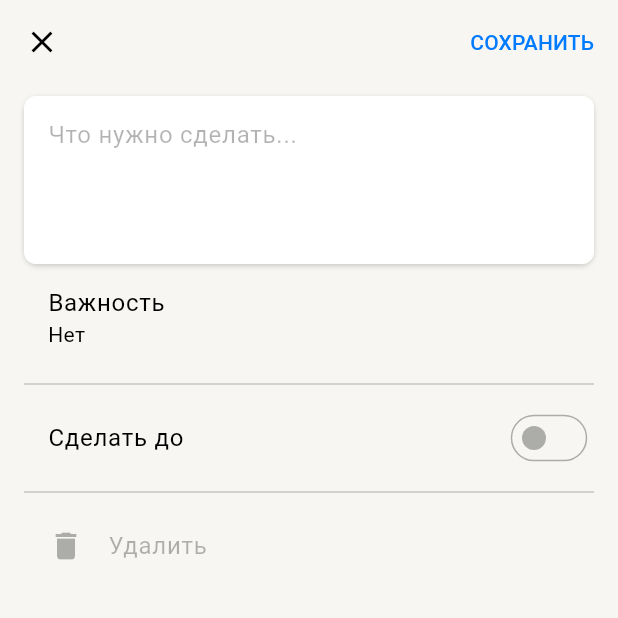
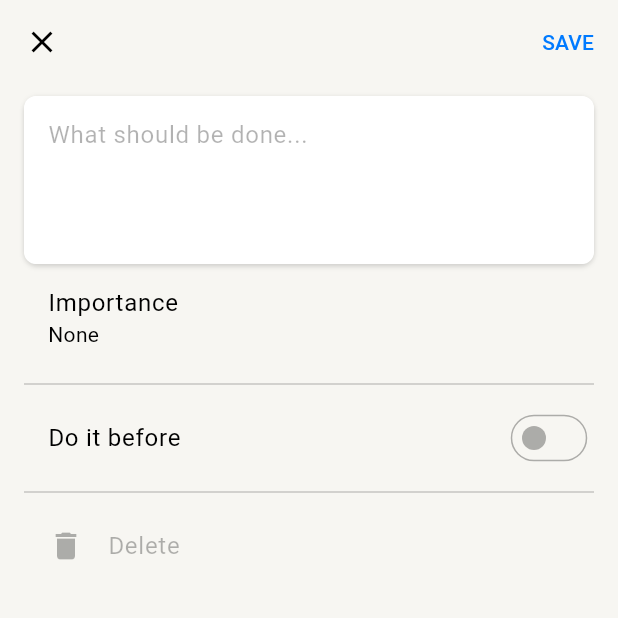
Before and after one commit to Strafe0/school_todo_list, a Flutter app: the screen it shows after launch, after a tap on the "add" icon, on a phone screen of 412 x 824 dp, the top half of it. Run offline on Flutter 3.47's test engine with Material 3 defaults, Android fonts, the light colour scheme and no system bars; our stand-ins replace dio, logger, retrofit, sqflite; accounts and stored records are empty; generated files the repository leaves out were written again; network calls fail.

Commit message:
Added localization

````diff
--- /dev/null
+++ b/l10n.yaml
@@ -0,0 +1,6 @@
+arb-dir: lib/l10n
+template-arb-file: app_ru.arb
+output-localization-file: app_localizations.dart
+nullable-getter: false
+synthetic-package: false
+preferred-supported-locales: [ru]
--- a/lib/domain/entity/importance.dart
+++ b/lib/domain/entity/importance.dart
@@ -1,9 +1,16 @@
+import 'package:flutter/material.dart';
+import 'package:school_todo_list/l10n/l10n_extension.dart';
+
 enum Importance {
-  none("Нет"),
-  low("Низкая"),
-  high("Высокая");
+  none,
+  low,
+  high;
 
-  final String name;
-
-  const Importance(this.name);
+  String getImportanceText(BuildContext context) {
+    return switch (this) {
+      Importance.high => context.loc.importanceHigh,
+      Importance.low => context.loc.importanceLow,
+      _ => context.loc.importanceNone,
+    };
+  }
 }
--- /dev/null
+++ b/lib/l10n/app_en.arb
@@ -0,0 +1,31 @@
+{
+    "@@locale": "en",
+    "myTasks": "My tasks",
+    "loading": "Loading",
+    "completed": "Completed - {count}",
+    "@comleted": {
+        "placeholders": {
+            "count": {
+                "type": "int",
+                "example": "5"
+            }
+        }
+    },
+    "newTask": "New",
+    "no": "No",
+    "save": "Save",
+    "buttonCancel": "Cancel",
+    "taskLabelText": "What should be done...",
+    "buttonDelete": "Delete",
+    "importance": "Importance",
+    "importanceLow": "Low",
+    "importanceHigh": "High",
+    "importanceNone": "None",
+    "errorSavingTask": "Failed to save task",
+    "titleDeadline": "Do it before",
+    "errorDeletingTask": "Failed to delete task",
+    "questionDeleteTask": "Delete task?",
+    "warningDeletionIsIrreversible": "Once deleted, the task cannot be restored.",
+    "errorCreationTask": "Failed to create task",
+    "errorUpdatingTask": "Failed to update task"
+}
--- /dev/null
+++ b/lib/l10n/app_localizations.dart
@@ -0,0 +1,247 @@
+import 'dart:async';
+
+import 'package:flutter/foundation.dart';
+import 'package:flutter/widgets.dart';
+import 'package:flutter_localizations/flutter_localizations.dart';
+import 'package:intl/intl.dart' as intl;
+
+import 'app_localizations_en.dart';
+import 'app_localizations_ru.dart';
+
+/// Callers can lookup localized strings with an instance of AppLocalizations
+/// returned by `AppLocalizations.of(context)`.
+///
+/// Applications need to include `AppLocalizations.delegate()` in their app's
+/// `localizationDelegates` list, and the locales they support in the app's
+/// `supportedLocales` list. For example:
+///
+/// ```dart
+/// import 'l10n/app_localizations.dart';
+///
+/// return MaterialApp(
+///   localizationsDelegates: AppLocalizations.localizationsDelegates,
+///   supportedLocales: AppLocalizations.supportedLocales,
+///   home: MyApplicationHome(),
+/// );
+/// ```
+///
+/// ## Update pubspec.yaml
+///
+/// Please make sure to update your pubspec.yaml to include the following
+/// packages:
+///
+/// ```yaml
+/// dependencies:
+///   # Internationalization support.
+///   flutter_localizations:
+///     sdk: flutter
+///   intl: any # Use the pinned version from flutter_localizations
+///
+///   # Rest of dependencies
+/// ```
+///
+/// ## iOS Applications
+///
+/// iOS applications define key application metadata, including supported
+/// locales, in an Info.plist file that is built into the application bundle.
+/// To configure the locales supported by your app, you’ll need to edit this
+/// file.
+///
+/// First, open your project’s ios/Runner.xcworkspace Xcode workspace file.
+/// Then, in the Project Navigator, open the Info.plist file under the Runner
+/// project’s Runner folder.
+///
+/// Next, select the Information Property List item, select Add Item from the
+/// Editor menu, then select Localizations from the pop-up menu.
+///
+/// Select and expand the newly-created Localizations item then, for each
+/// locale your application supports, add a new item and select the locale
+/// you wish to add from the pop-up menu in the Value field. This list should
+/// be consistent with the languages listed in the AppLocalizations.supportedLocales
+/// property.
+abstract class AppLocalizations {
+  AppLocalizations(String locale) : localeName = intl.Intl.canonicalizedLocale(locale.toString());
+
+  final String localeName;
+
+  static AppLocalizations of(BuildContext context) {
+    return Localizations.of<AppLocalizations>(context, AppLocalizations)!;
+  }
+
+  static const LocalizationsDelegate<AppLocalizations> delegate = _AppLocalizationsDelegate();
+
+  /// A list of this localizations delegate along with the default localizations
+  /// delegates.
+  ///
+  /// Returns a list of localizations delegates containing this delegate along with
+  /// GlobalMaterialLocalizations.delegate, GlobalCupertinoLocalizations.delegate,
+  /// and GlobalWidgetsLocalizations.delegate.
+  ///
+  /// Additional delegates can be added by appending to this list in
+  /// MaterialApp. This list does not have to be used at all if a custom list
+  /// of delegates is preferred or required.
+  static const List<LocalizationsDelegate<dynamic>> localizationsDelegates = <LocalizationsDelegate<dynamic>>[
+    delegate,
+    GlobalMaterialLocalizations.delegate,
+    GlobalCupertinoLocalizations.delegate,
+    GlobalWidgetsLocalizations.delegate,
+  ];
+
+  /// A list of this localizations delegate's supported locales.
+  static const List<Locale> supportedLocales = <Locale>[
+    Locale('ru'),
+    Locale('en')
+  ];
+
+  /// No description provided for @myTasks.
+  ///
+  /// In ru, this message translates to:
+  /// **'Мои дела'**
+  String get myTasks;
+
+  /// No description provided for @loading.
+  ///
+  /// In ru, this message translates to:
+  /// **'Загрузка'**
+  String get loading;
+
+  /// No description provided for @completed.
+  ///
+  /// In ru, this message translates to:
+  /// **'Выполнено - {count}'**
+  String completed(Object count);
+
+  /// No description provided for @newTask.
+  ///
+  /// In ru, this message translates to:
+  /// **'Новое'**
+  String get newTask;
+
+  /// No description provided for @no.
+  ///
+  /// In ru, this message translates to:
+  /// **'Нет'**
+  String get no;
+
+  /// No description provided for @save.
+  ///
+  /// In ru, this message translates to:
+  /// **'Сохранить'**
+  String get save;
+
+  /// No description provided for @buttonCancel.
+  ///
+  /// In ru, this message translates to:
+  /// **'Отмена'**
+  String get buttonCancel;
+
+  /// No description provided for @taskLabelText.
+  ///
+  /// In ru, this message translates to:
+  /// **'Что нужно сделать...'**
+  String get taskLabelText;
+
+  /// No description provided for @buttonDelete.
+  ///
+  /// In ru, this message translates to:
+  /// **'Удалить'**
+  String get buttonDelete;
+
+  /// No description provided for @importance.
+  ///
+  /// In ru, this message translates to:
+  /// **'Важность'**
+  String get importance;
+
+  /// No description provided for @importanceLow.
+  ///
+  /// In ru, this message translates to:
+  /// **'Низкая'**
+  String get importanceLow;
+
+  /// No description provided for @importanceHigh.
+  ///
+  /// In ru, this message translates to:
+  /// **'Высокая'**
+  String get importanceHigh;
+
+  /// No description provided for @importanceNone.
+  ///
+  /// In ru, this message translates to:
+  /// **'Нет'**
+  String get importanceNone;
+
+  /// No description provided for @errorSavingTask.
+  ///
+  /// In ru, this message translates to:
+  /// **'Ошибка сохранения задачи'**
+  String get errorSavingTask;
+
+  /// No description provided for @titleDeadline.
+  ///
+  /// In ru, this message translates to:
+  /// **'Сделать до'**
+  String get titleDeadline;
+
+  /// No description provided for @errorDeletingTask.
+  ///
+  /// In ru, this message translates to:
+  /// **'Ошибка удаления задачи'**
+  String get errorDeletingTask;
+
+  /// No description provided for @questionDeleteTask.
+  ///
+  /// In ru, this message translates to:
+  /// **'Удалить задачу?'**
+  String get questionDeleteTask;
+
+  /// No description provided for @warningDeletionIsIrreversible.
+  ///
+  /// In ru, this message translates to:
+  /// **'После удаления задачу нельзя будет восстановить.'**
+  String get warningDeletionIsIrreversible;
+
+  /// No description provided for @errorCreationTask.
+  ///
+  /// In ru, this message translates to:
+  /// **'Ошибка создания задачи'**
+  String get errorCreationTask;
+
+  /// No description provided for @errorUpdatingTask.
+  ///
+  /// In ru, this message translates to:
+  /// **'Ошибка обновления задачи'**
+  String get errorUpdatingTask;
+}
+
+class _AppLocalizationsDelegate extends LocalizationsDelegate<AppLocalizations> {
+  const _AppLocalizationsDelegate();
+
+  @override
+  Future<AppLocalizations> load(Locale locale) {
+    return SynchronousFuture<AppLocalizations>(lookupAppLocalizations(locale));
+  }
+
+  @override
+  bool isSupported(Locale locale) => <String>['en', 'ru'].contains(locale.languageCode);
+
+  @override
+  bool shouldReload(_AppLocalizationsDelegate old) => false;
+}
+
+AppLocalizations lookupAppLocalizations(Locale locale) {
+
+
+  // Lookup logic when only language code is specified.
+  switch (locale.languageCode) {
+    case 'en': return AppLocalizationsEn();
+    case 'ru': return AppLocalizationsRu();
+  }
+
+  throw FlutterError(
+    'AppLocalizations.delegate failed to load unsupported locale "$locale". This is likely '
+    'an issue with the localizations generation tool. Please file an issue '
+    'on GitHub with a reproducible sample app and the gen-l10n configuration '
+    'that was used.'
+  );
+}
--- /dev/null
+++ b/lib/l10n/app_localizations_en.dart
@@ -0,0 +1,68 @@
+import 'app_localizations.dart';
+
+/// The translations for English (`en`).
+class AppLocalizationsEn extends AppLocalizations {
+  AppLocalizationsEn([String locale = 'en']) : super(locale);
+
+  @override
+  String get myTasks => 'My tasks';
+
+  @override
+  String get loading => 'Loading';
+
+  @override
+  String completed(Object count) {
+    return 'Completed - $count';
+  }
+
+  @override
+  String get newTask => 'New';
+
+  @override
+  String get no => 'No';
+
+  @override
+  String get save => 'Save';
+
+  @override
+  String get buttonCancel => 'Cancel';
+
+  @override
+  String get taskLabelText => 'What should be done...';
+
+  @override
+  String get buttonDelete => 'Delete';
+
+  @override
+  String get importance => 'Importance';
+
+  @override
+  String get importanceLow => 'Low';
+
+  @override
+  String get importanceHigh => 'High';
+
+  @override
+  String get importanceNone => 'None';
+
+  @override
+  String get errorSavingTask => 'Failed to save task';
+
+  @override
+  String get titleDeadline => 'Do it before';
+
+  @override
+  String get errorDeletingTask => 'Failed to delete task';
+
+  @override
+  String get questionDeleteTask => 'Delete task?';
+
+  @override
+  String get warningDeletionIsIrreversible => 'Once deleted, the task cannot be restored.';
+
+  @override
+  String get errorCreationTask => 'Failed to create task';
+
+  @override
+  String get errorUpdatingTask => 'Failed to update task';
+}
--- a/lib/main.dart
+++ b/lib/main.dart
@@ -8,6 +8,7 @@ import 'package:school_todo_list/data/source/remote/task_remote_source.dart';
 import 'package:school_todo_list/data/task_repository_impl.dart';
 import 'package:school_todo_list/domain/repository/task_repository.dart';
 import 'package:school_todo_list/domain/usecase/task_usecase.dart';
+import 'package:school_todo_list/l10n/app_localizations.dart';
 import 'package:school_todo_list/logger.dart';
 import 'package:school_todo_list/presentation/notifiers/task_list_notifier.dart';
 import 'package:school_todo_list/presentation/themes.dart';
@@ -41,12 +42,14 @@ class MyApp extends StatelessWidget {
       child: MaterialApp(
         title: 'Flutter Todo App',
         localizationsDelegates: const [
+          AppLocalizations.delegate,
           GlobalMaterialLocalizations.delegate,
           GlobalWidgetsLocalizations.delegate,
           GlobalCupertinoLocalizations.delegate,
         ],
         supportedLocales: const [
-          Locale('ru', ''),
+          Locale('ru'),
+          Locale('en'),
         ],
         theme: lightTheme,
         darkTheme: darkTheme,
--- a/lib/presentation/task_edit/task_edit_screen.dart
+++ b/lib/presentation/task_edit/task_edit_screen.dart
@@ -3,6 +3,7 @@ import 'package:flutter/services.dart';
 import 'package:provider/provider.dart';
 import 'package:school_todo_list/domain/entity/importance.dart';
 import 'package:school_todo_list/domain/entity/task.dart';
+import 'package:school_todo_list/l10n/l10n_extension.dart';
 import 'package:school_todo_list/logger.dart';
 import 'package:school_todo_list/presentation/notifiers/task_edit_change_notifier.dart';
 import 'package:school_todo_list/presentation/notifiers/task_list_notifier.dart';
@@ -96,7 +97,7 @@ class TaskEditScreenAppBar extends StatelessWidget
       actions: [
         TextButton(
           onPressed: () => _onSavePressed(context),
-          child: Text("Сохранить".toUpperCase()),
+          child: Text(context.loc.save.toUpperCase()),
         ),
       ],
       elevation: 0,
@@ -135,8 +136,8 @@ class TaskEditScreenAppBar extends StatelessWidget
         Navigator.of(context).pop();
       } else {
         ScaffoldMessenger.of(context).showSnackBar(
-          const SnackBar(
-            content: Text("Ошибка сохранения задачи"),
+          SnackBar(
+            content: Text(context.loc.errorSavingTask),
           ),
         );
       }
@@ -185,7 +186,7 @@ class _TaskTextFieldState extends State<TaskTextField> {
             fillColor: Theme.of(context).colorScheme.surfaceContainer,
             floatingLabelAlignment: FloatingLabelAlignment.start,
             alignLabelWithHint: true,
-            labelText: "Что нужно сделать...",
+            labelText: context.loc.taskLabelText,
             floatingLabelBehavior: FloatingLabelBehavior.never,
             border: OutlineInputBorder(
               borderSide: BorderSide.none,
@@ -218,7 +219,7 @@ class TaskImportanceField extends StatelessWidget {
       menuChildren: [
         MenuItemButton(
           child: Text(
-            "Нет",
+            context.loc.importanceNone,
             style: Theme.of(context).textTheme.bodyLarge,
           ),
           onPressed: () {
@@ -230,7 +231,9 @@ class TaskImportanceField extends StatelessWidget {
           child: Text.rich(
             style: Theme.of(context).textTheme.bodyLarge,
             createTextSpanWithImportance(
-                importance: Importance.low, text: "Низкая"),
+              importance: Importance.low,
+              text: context.loc.importanceLow,
+            ),
           ),
           onPressed: () {
             logger.d("Selected Importance.low");
@@ -243,7 +246,9 @@ class TaskImportanceField extends StatelessWidget {
                   color: Theme.of(context).colorScheme.error,
                 ),
             createTextSpanWithImportance(
-                importance: Importance.high, text: "Высокая"),
+              importance: Importance.high,
+              text: context.loc.importanceHigh,
+            ),
           ),
           onPressed: () {
             logger.d("Selected Importance.high");
@@ -253,7 +258,7 @@ class TaskImportanceField extends StatelessWidget {
       ],
       builder: (context, controller, child) {
         return ListTile(
-          title: const Text("Важность"),
+          title: Text(context.loc.importance),
           subtitle: Text.rich(
             style: TextStyle(
               color: getImportanceColor(
@@ -263,7 +268,7 @@ class TaskImportanceField extends StatelessWidget {
             ),
             createTextSpanWithImportance(
               importance: notifier.taskImportance,
-              text: notifier.taskImportance.name,
+              text: notifier.taskImportance.getImportanceText(context),
             ),
           ),
           onTap: () {
@@ -294,7 +299,7 @@ class _TaskDeadlineFieldState extends State<TaskDeadlineField> {
     final Task task = Provider.of<TaskEditNotifier>(context).task;
 
     return SwitchListTile(
-      title: const Text("Сделать до"),
+      title: Text(context.loc.titleDeadline),
       subtitle: getSubtitleWithDate(task.deadline),
       value: task.hasDeadline,
       onChanged: _onSwitchChanged,
@@ -325,7 +330,7 @@ class _TaskDeadlineFieldState extends State<TaskDeadlineField> {
   Text? getSubtitleWithDate(DateTime? date) {
     if (date != null) {
       return Text(
-        convertDateTimeToString(date),
+        convertDateTimeToString(date, Localizations.localeOf(context)),
         style: Theme.of(context).textTheme.bodySmall?.copyWith(
               color: Theme.of(context).colorScheme.primary,
             ),
@@ -352,7 +357,7 @@ class DeleteTaskButton extends StatelessWidget {
       enabled: enabled,
       horizontalTitleGap: 16,
       title: Text(
-        "Удалить",
+        context.loc.buttonDelete,
         style: TextStyle(
           color: enabled
               ? Theme.of(context).colorScheme.error
@@ -387,7 +392,7 @@ class DeleteTaskButton extends StatelessWidget {
       if (context.mounted) {
         if (!isSuccess) {
           ScaffoldMessenger.of(context).showSnackBar(
-            const SnackBar(content: Text("Ошибка удаления задачи")),
+            SnackBar(content: Text(context.loc.errorDeletingTask)),
           );
         } else {
           Navigator.of(context).pop();
@@ -401,18 +406,18 @@ class DeleteTaskButton extends StatelessWidget {
       context: context,
       builder: (context) {
         return AlertDialog(
-          title: const Text("Удалить задачу?"),
-          content: const Text(
-            "После удаления задачу нельзя будет восстановить.",
+          title: Text(context.loc.questionDeleteTask),
+          content: Text(
+            context.loc.warningDeletionIsIrreversible,
           ),
           actions: [
             TextButton(
               onPressed: () => Navigator.pop(context, false),
-              child: const Text("Отмена"),
+              child: Text(context.loc.buttonCancel),
             ),
             TextButton(
               onPressed: () => Navigator.pop(context, true),
-              child: const Text("Удалить"),
+              child: Text(context.loc.buttonDelete),
             ),
           ],
         );
--- a/lib/presentation/task_list/fast_creation_text_field.dart
+++ b/lib/presentation/task_list/fast_creation_text_field.dart
@@ -1,6 +1,7 @@
 import 'package:flutter/material.dart';
 import 'package:provider/provider.dart';
 import 'package:school_todo_list/domain/entity/task.dart';
+import 'package:school_todo_list/l10n/l10n_extension.dart';
 import 'package:school_todo_list/logger.dart';
 import 'package:school_todo_list/presentation/notifiers/task_list_notifier.dart';
 
@@ -20,8 +21,8 @@ class _FastCreationTextFieldState extends State<FastCreationTextField> {
     return TextField(
       focusNode: _focusNode,
       controller: _textController,
-      decoration: const InputDecoration(
-        labelText: "Новое",
+      decoration: InputDecoration(
+        labelText: context.loc.newTask,
         floatingLabelBehavior: FloatingLabelBehavior.never,
         border: InputBorder.none,
       ),
@@ -42,7 +43,7 @@ class _FastCreationTextFieldState extends State<FastCreationTextField> {
 
         if (!isSuccess && context.mounted) {
           ScaffoldMessenger.of(context).showSnackBar(
-            const SnackBar(content: Text("Ошибка создания задачи")),
+            SnackBar(content: Text(context.loc.errorCreationTask)),
           );
         } else {
           _textController.text = '';
--- a/lib/presentation/task_list/task_list_screen_app_bar.dart
+++ b/lib/presentation/task_list/task_list_screen_app_bar.dart
@@ -1,5 +1,6 @@
 import 'package:flutter/material.dart';
 import 'package:provider/provider.dart';
+import 'package:school_todo_list/l10n/l10n_extension.dart';
 import 'package:school_todo_list/presentation/notifiers/task_list_notifier.dart';
 
 class MySliverAppBar extends SliverPersistentHeaderDelegate {
@@ -27,7 +28,7 @@ class MySliverAppBar extends SliverPersistentHeaderDelegate {
           bottom: (46 - shrinkOffset).clamp(16, 46),
           left: (60 - shrinkOffset).clamp(16, 60),
           child: Text(
-            "Мои дела",
+            context.loc.myTasks,
             style: Theme.of(context).textTheme.titleLarge?.copyWith(
                   fontSize: (32 - shrinkOffset / 3).clamp(20, 32),
                 ),
@@ -63,9 +64,9 @@ class MySliverAppBar extends SliverPersistentHeaderDelegate {
   String completedTasksCount(BuildContext context) {
     final notifier = Provider.of<TaskListNotifier>(context);
     if (notifier.isLoading) {
-      return "Загрузка";
+      return context.loc.loading;
     } else {
-      return "Выполнено - ${notifier.completedTasksCount}";
+      return context.loc.completed(notifier.completedTasksCount);
     }
   }
 
````
Also changed, not shown: lib/l10n/app_localizations_ru.dart (added, +68 -0 lines), lib/l10n/app_ru.arb (added, +31 -0 lines), lib/l10n/l10n_extension.dart (added, +14 -0 lines), lib/presentation/task_list/task_list_tile.dart (+4 -3 lines), lib/presentation/utils/date_format.dart (+6 -2 lines).
